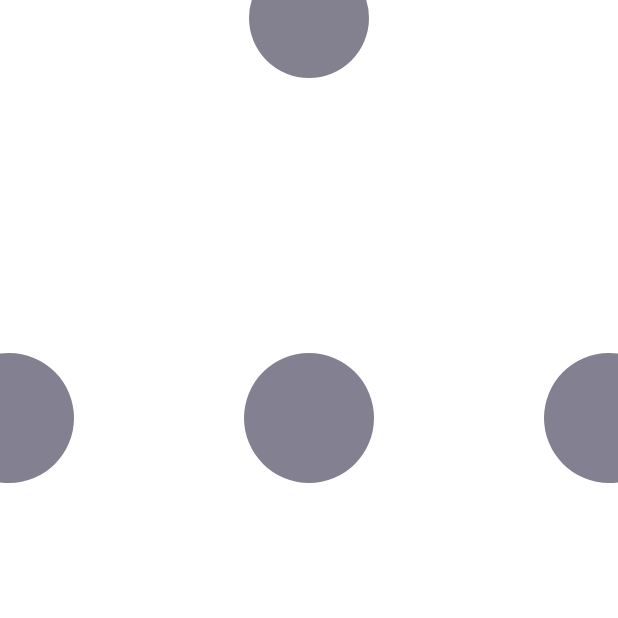
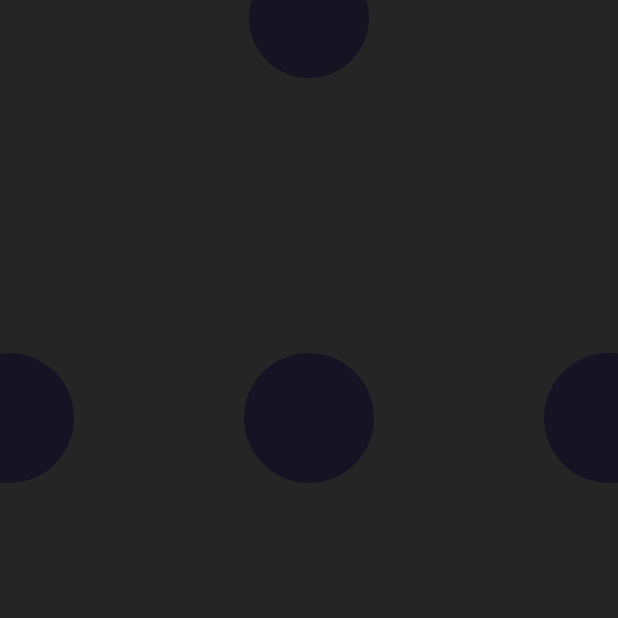
Before and after one commit to Hades595/GroupProject, an Android app: the GameActivity screen opened directly, with no data from a screen before it, on a phone screen of 412 x 824 dp, the top half of it. Run offline under Robolectric (Android 15) with nearby library versions, the phone set to English and light mode, and no system bars.

Commit message:
Changed the background  Need to implement colors

```diff
--- a/app/src/main/java/com/example/groupproject/GameActivity.java
+++ b/app/src/main/java/com/example/groupproject/GameActivity.java
@@ -100,6 +100,7 @@ public class GameActivity extends AppCompatActivity {
             obstacle2.draw(canvas);
             obstacle3.draw(canvas);
             target.draw(canvas);
+            invalidate();
         }
 
 
--- a/app/src/main/res/layout/activity_game.xml
+++ b/app/src/main/res/layout/activity_game.xml
@@ -1,7 +1,8 @@
 <?xml version="1.0" encoding="utf-8"?>
 <androidx.constraintlayout.widget.ConstraintLayout xmlns:android="http://schemas.android.com/apk/res/android"
     android:layout_width="match_parent"
-    android:layout_height="match_parent">
+    android:layout_height="match_parent"
+    android:background="@color/default_primary">
 
     <androidx.constraintlayout.widget.ConstraintLayout
         android:id="@+id/constraint_layout_graphics"
--- a/app/src/main/res/layout/activity_main.xml
+++ b/app/src/main/res/layout/activity_main.xml
@@ -4,6 +4,7 @@
     xmlns:tools="http://schemas.android.com/tools"
     android:layout_width="match_parent"
     android:layout_height="match_parent"
+    android:background="@color/default_primary"
     tools:context=".MainActivity">
 
     <ImageView
--- a/app/src/main/res/layout/activity_score.xml
+++ b/app/src/main/res/layout/activity_score.xml
@@ -4,6 +4,7 @@
     xmlns:tools="http://schemas.android.com/tools"
     android:layout_width="match_parent"
     android:layout_height="match_parent"
+    android:background="@color/default_primary"
     tools:context=".ScoreActivity">
 
 </androidx.constraintlayout.widget.ConstraintLayout>
--- a/app/src/main/res/layout/activity_splash_screen.xml
+++ b/app/src/main/res/layout/activity_splash_screen.xml
@@ -4,6 +4,7 @@
     xmlns:tools="http://schemas.android.com/tools"
     android:layout_width="match_parent"
     android:layout_height="match_parent"
+    android:background="@color/default_primary"
     tools:context=".SplashScreen">
 
     <pl.droidsonroids.gif.GifImageView
--- a/app/src/main/res/values/colors.xml
+++ b/app/src/main/res/values/colors.xml
@@ -9,4 +9,5 @@
     <color name="teal_700">#FF018786</color>
     <color name="black">#FF000000</color>
     <color name="white">#FFFFFFFF</color>
+    <color name="default_primary">#FF252525</color>
 </resources>
```
